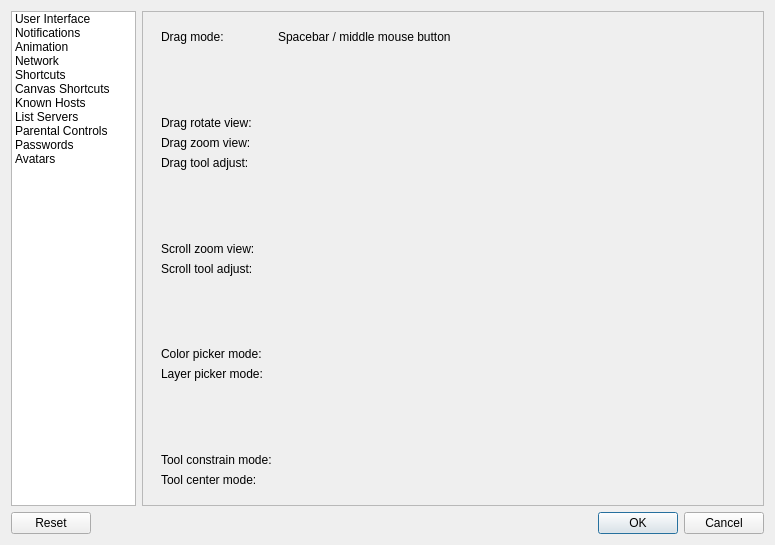
drawpile/Drawpile, file src/desktop/ui/settings.ui: the form before one commit.
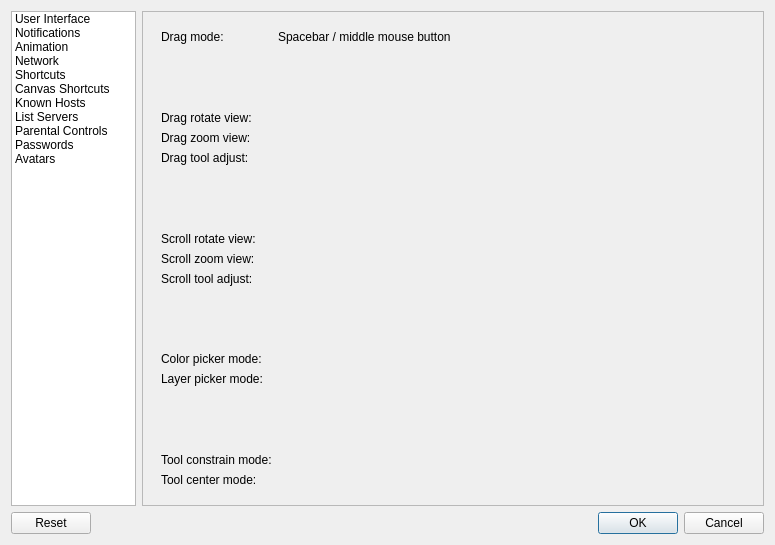
The form after the commit. Icons and pictures are not drawn. Custom widgets are drawn as their Qt base class.

Commit message:
Add a new shortcut for canvas view rotation
Rotate view by holding shift+ctrl (configurable) and scrolling
with the mouse wheel.

Diff of the .ui file:
```diff
--- a/src/desktop/ui/settings.ui
+++ b/src/desktop/ui/settings.ui
@@ -736,64 +736,64 @@
             <item row="6" column="1">
              <widget class="ModifierKeys" name="dragQuickAdjustKeys"/>
             </item>
-            <item row="8" column="0">
+            <item row="9" column="0">
              <widget class="QLabel" name="label_22">
               <property name="text">
                <string>Scroll zoom view:</string>
               </property>
              </widget>
             </item>
-            <item row="8" column="1">
+            <item row="9" column="1">
              <widget class="ModifierKeys" name="scrollZoomKeys"/>
             </item>
-            <item row="10" column="0">
+            <item row="11" column="0">
              <widget class="QLabel" name="label_23">
               <property name="text">
                <string>Scroll tool adjust:</string>
               </property>
              </widget>
             </item>
-            <item row="10" column="1">
+            <item row="11" column="1">
              <widget class="ModifierKeys" name="scrollQuickAdjustKeys"/>
             </item>
-            <item row="12" column="0">
+            <item row="13" column="0">
              <widget class="QLabel" name="label_24">
               <property name="text">
                <string>Color picker mode:</string>
               </property>
              </widget>
             </item>
-            <item row="12" column="1">
+            <item row="13" column="1">
              <widget class="ModifierKeys" name="colorPickKeys"/>
             </item>
-            <item row="14" column="0">
+            <item row="15" column="0">
              <widget class="QLabel" name="label_25">
               <property name="text">
                <string>Layer picker mode:</string>
               </property>
              </widget>
             </item>
-            <item row="14" column="1">
+            <item row="15" column="1">
              <widget class="ModifierKeys" name="layerPickKeys"/>
             </item>
-            <item row="16" column="0">
+            <item row="17" column="0">
              <widget class="QLabel" name="label_26">
               <property name="text">
                <string>Tool constrain mode:</string>
               </property>
              </widget>
             </item>
-            <item row="16" column="1">
+            <item row="17" column="1">
              <widget class="ModifierKeys" name="toolConstrain1Keys"/>
             </item>
-            <item row="19" column="0">
+            <item row="20" column="0">
              <widget class="QLabel" name="label_27">
               <property name="text">
                <string>Tool center mode:</string>
               </property>
              </widget>
             </item>
-            <item row="19" column="1">
+            <item row="20" column="1">
              <widget class="ModifierKeys" name="toolConstrain2Keys"/>
             </item>
             <item row="7" column="0">
@@ -809,7 +809,7 @@
               </property>
              </spacer>
             </item>
-            <item row="11" column="0">
+            <item row="12" column="0">
              <spacer name="verticalSpacer_10">
               <property name="orientation">
                <enum>Qt::Vertical</enum>
@@ -822,7 +822,7 @@
               </property>
              </spacer>
             </item>
-            <item row="15" column="0">
+            <item row="16" column="0">
              <spacer name="verticalSpacer_11">
               <property name="orientation">
                <enum>Qt::Vertical</enum>
@@ -848,6 +848,16 @@
               </property>
              </spacer>
             </item>
+            <item row="8" column="0">
+             <widget class="QLabel" name="label_28">
+              <property name="text">
+               <string>Scroll rotate view:</string>
+              </property>
+             </widget>
+            </item>
+            <item row="8" column="1">
+             <widget class="ModifierKeys" name="scrollRotateKeys"/>
+            </item>
            </layout>
           </widget>
           <widget class="QWidget" name="stackedWidgetPage5">
```
The commit also changes 5 other files.
